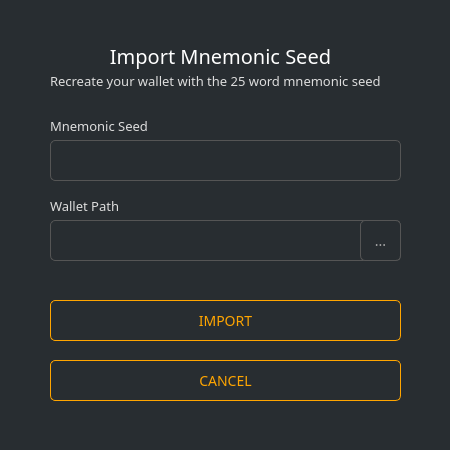
First picture: the form in src/gui/ui/importseed.ui, repository ConcealNetwork/conceal-desktop, before the edit.
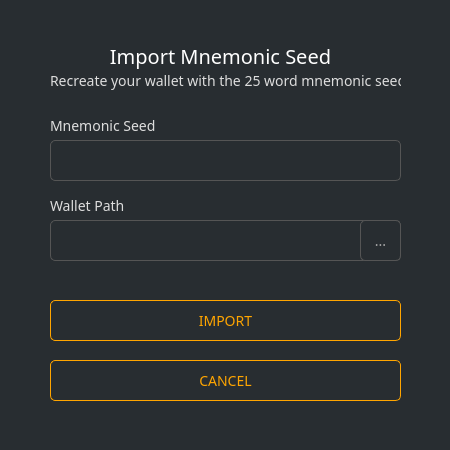
Second picture: the form after the edit.

What changed in the file:
```diff
--- a/src/gui/ui/importseed.ui
+++ b/src/gui/ui/importseed.ui
@@ -14,7 +14,7 @@
    <string>Import :: Mnemonic Seed</string>
   </property>
   <property name="styleSheet">
-   <string notr="true">background-color: #282d31; color: #ddd; border: 0px; font-family: Raleway;</string>
+   <string notr="true">background-color: #282d31; color: #ddd; border: 0px; font-family: Poppins;</string>
   </property>
   <widget class="QGroupBox" name="groupBox">
    <property name="geometry">
@@ -42,12 +42,12 @@
     </property>
     <property name="font">
      <font>
-      <family>Raleway</family>
+      <family>Poppins</family>
       <pointsize>-1</pointsize>
      </font>
     </property>
     <property name="styleSheet">
-     <string notr="true">color: #ddd;border-right: 0px;font-size: 13px;</string>
+     <string notr="true">color: #ddd;border-right: 0px;font-size: 14px;</string>
     </property>
     <property name="text">
      <string>Recreate your wallet with the 25 word mnemonic seed</string>
@@ -91,12 +91,12 @@
     </property>
     <property name="font">
      <font>
-      <family>Raleway</family>
+      <family>Poppins</family>
       <pointsize>-1</pointsize>
      </font>
     </property>
     <property name="styleSheet">
-     <string notr="true">color: #ddd;border-right: 0px;font-size: 13px;</string>
+     <string notr="true">color: #ddd;border-right: 0px;font-size: 14px;</string>
     </property>
     <property name="text">
      <string>Mnemonic Seed</string>
@@ -141,12 +141,12 @@
     </property>
     <property name="font">
      <font>
-      <family>Raleway</family>
+      <family>Poppins</family>
       <pointsize>-1</pointsize>
      </font>
     </property>
     <property name="styleSheet">
-     <string notr="true">color: #ddd;border-right: 0px;font-size: 13px;</string>
+     <string notr="true">color: #ddd;border-right: 0px;font-size: 14px;</string>
     </property>
     <property name="text">
      <string>Wallet Path</string>
```
Left out of the diff: 18 changed lines with no effect on the pictures.
